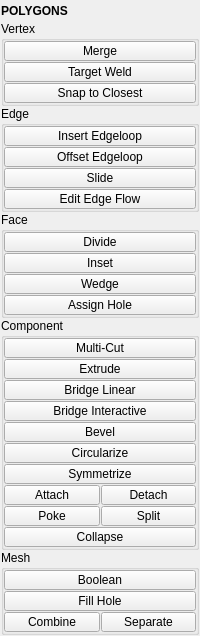
m3trik/tentacle, file tentacle/ui/polygons.ui: the form before one commit.
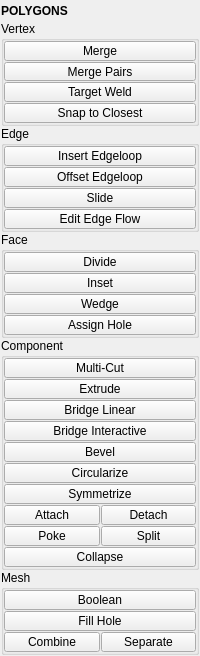
The form after the commit. Custom widgets are drawn as their Qt base class.

What changed in the file:
```diff
--- a/tentacle/ui/polygons.ui
+++ b/tentacle/ui/polygons.ui
@@ -7,7 +7,7 @@
     <x>0</x>
     <y>0</y>
     <width>200</width>
-    <height>621</height>
+    <height>623</height>
    </rect>
   </property>
   <property name="tabShape">
@@ -135,6 +135,31 @@
            </property>
           </widget>
          </item>
+         <item>
+          <widget class="QPushButton" name="b008">
+           <property name="enabled">
+            <bool>true</bool>
+           </property>
+           <property name="maximumSize">
+            <size>
+             <width>16777215</width>
+             <height>19</height>
+            </size>
+           </property>
+           <property name="toolTip">
+            <string>Merge vertices in pairs determined by selection order.</string>
+           </property>
+           <property name="text">
+            <string>Merge Pairs</string>
+           </property>
+           <property name="iconSize">
+            <size>
+             <width>18</width>
+             <height>18</height>
+            </size>
+           </property>
+          </widget>
+         </item>
          <item>
           <widget class="QPushButton" name="b043">
            <property name="enabled">
@@ -853,7 +878,7 @@
            </property>
           </widget>
          </item>
-         <item row="13" column="0" colspan="2">
+         <item row="14" column="0" colspan="2">
           <widget class="QPushButton" name="b009">
            <property name="enabled">
             <bool>true</bool>
```
Left out of the diff: 124 changed lines with no effect on the pictures.
